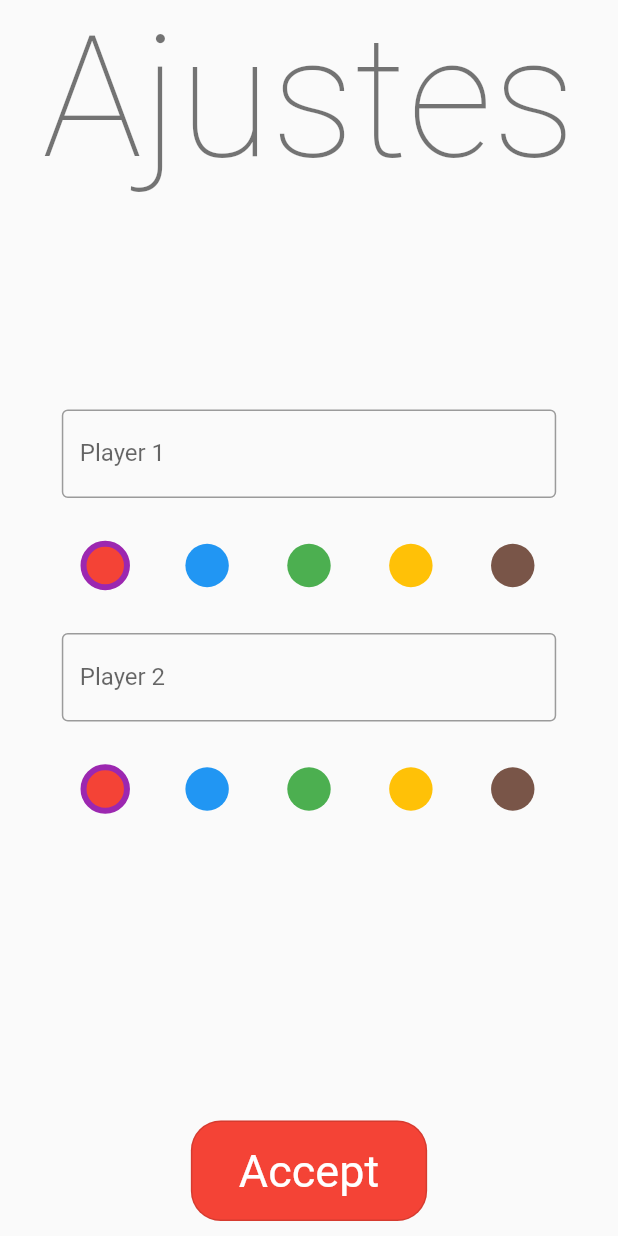
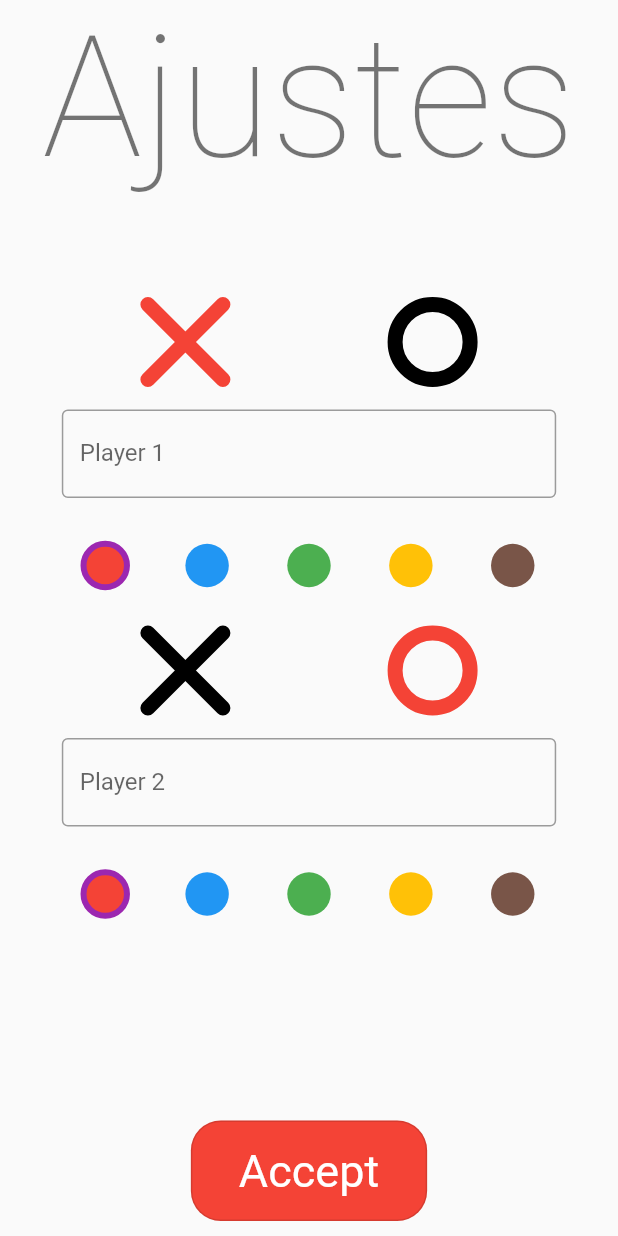
Before and after one commit to arcas0803/tic_tac_toe, a Flutter app: the screen it shows after launch, after a tap on "Accept", on a phone screen of 412 x 824 dp. Run offline on Flutter 3.47's test engine with Material 2 defaults, Android fonts, the phone set to English and light mode, and no system bars; our stand-ins replace auto_route, confetti, equatable, flutter_hooks, flutter_riverpod, freezed_annotation and 1 more.

Commit message:
Finish Congi Page First Step routing TODO 1. Adaptative UI 2. Finish Routing

```diff
--- a/lib/domain/entities/game_entity.dart
+++ b/lib/domain/entities/game_entity.dart
@@ -34,6 +34,10 @@ class GameEntity extends Equatable {
               currentPlayer:
                   PlayerEntity(name: 'Player 1', symbol: SymbolPlay.x))
         ];
+
+  GameEntity.withPlayers({required this.player1, required this.player2})
+      : id = const Uuid().v4(),
+        turns = [TurnEntity.initial(currentPlayer: player1)];
 
   /// Return null if there are not turns.
   TurnEntity get currentTurn => turns.last;
--- a/lib/main.dart
+++ b/lib/main.dart
@@ -10,5 +10,5 @@ Future<void> main() async {
 
   runApp(ProviderScope(overrides: [
     prefsProvider.overrideWithValue(sharedPreferences),
-  ], child: const App()));
+  ], child: App()));
 }
--- a/lib/presentation/app.dart
+++ b/lib/presentation/app.dart
@@ -1,18 +1,21 @@
 import 'package:flutter/material.dart';
-import 'package:tic_tac_toe/presentation/pages/config_page/config_page.dart';
+import 'package:tic_tac_toe/presentation/router/router.dart';
 
 class App extends StatelessWidget {
-  const App({Key? key}) : super(key: key);
+  App({Key? key}) : super(key: key);
+
+  final AppRouter _appRouter = AppRouter();
 
   @override
   Widget build(BuildContext context) {
-    return MaterialApp(
+    return MaterialApp.router(
       title: 'Tic Tac Toe',
       theme: ThemeData(
         primarySwatch: Colors.blue,
         visualDensity: VisualDensity.adaptivePlatformDensity,
       ),
-      home: const ConfigPage(),
+      routerDelegate: _appRouter.delegate(),
+      routeInformationParser: _appRouter.defaultRouteParser(),
     );
   }
 }
--- a/lib/presentation/pages/config_page/config_page.dart
+++ b/lib/presentation/pages/config_page/config_page.dart
@@ -1,8 +1,12 @@
 import 'package:flutter/material.dart';
 import 'package:flutter_riverpod/flutter_riverpod.dart';
+import 'package:tic_tac_toe/domain/entities/game_entity.dart';
+import 'package:tic_tac_toe/domain/entities/player_entity.dart';
 import 'package:tic_tac_toe/presentation/controllers/color_picker_controller.dart';
 import 'package:tic_tac_toe/presentation/controllers/player_controller.dart';
+import 'package:tic_tac_toe/presentation/controllers/symbol_picker_controller.dart';
 import 'package:tic_tac_toe/presentation/pages/config_page/widgets/color_picker_widget.dart';
+import 'package:tic_tac_toe/presentation/pages/config_page/widgets/symbol_picker_widget.dart';
 
 class ConfigPage extends StatelessWidget {
   const ConfigPage({Key? key}) : super(key: key);
@@ -27,6 +31,23 @@ class ConfigPage extends StatelessWidget {
                 mainAxisAlignment: MainAxisAlignment.center,
                 children: [
                   Consumer(
+                    builder: (context, ref, child) {
+                      final selected = ref.watch(symbolPickerControllerProvider
+                          .select((value) => value.player1Symbol));
+                      final color =
+                          ref.watch(colorPickerControllerProvider('player 1'));
+
+                      return SymbolPickerWidget(
+                        value: selected,
+                        color: color,
+                        onTap: ref
+                            .read(symbolPickerControllerProvider.notifier)
+                            .changePlayer1Symbol,
+                      );
+                    },
+                  ),
+                  const SizedBox(height: 20),
+                  Consumer(
                     builder: (context, ref, child) => TextFormField(
                       decoration: const InputDecoration(
                         labelText: 'Player 1',
@@ -39,7 +60,24 @@ class ConfigPage extends StatelessWidget {
                     ),
                   ),
                   const SizedBox(height: 20),
-                  const ColorPickerWidget(id: 'player1'),
+                  const ColorPickerWidget(id: 'player 1'),
+                  const SizedBox(height: 20),
+                  Consumer(
+                    builder: (context, ref, child) {
+                      final selected = ref.watch(symbolPickerControllerProvider
+                          .select((value) => value.player2Symbol));
+                      final color =
+                          ref.watch(colorPickerControllerProvider('player 2'));
+
+                      return SymbolPickerWidget(
+                        value: selected,
+                        color: color,
+                        onTap: ref
+                            .read(symbolPickerControllerProvider.notifier)
+                            .changePlayer2Symbol,
+                      );
+                    },
+                  ),
                   const SizedBox(height: 20),
                   Consumer(
                     builder: (context, ref, child) => TextFormField(
@@ -68,6 +106,11 @@ class ConfigPage extends StatelessWidget {
               child: Consumer(
                 builder: (context, ref, child) => OutlinedButton(
                   onPressed: () {
+                    final player1Symbol =
+                        ref.read(symbolPickerControllerProvider).player1Symbol;
+                    final player2Symbol =
+                        ref.read(symbolPickerControllerProvider).player2Symbol;
+
                     final player1Name = ref
                         .read(playerNameControllerProvider('player 1').notifier)
                         .state;
@@ -83,11 +126,17 @@ class ConfigPage extends StatelessWidget {
                         .read(
                             colorPickerControllerProvider('player 2').notifier)
                         .state;
-                    print(player1Name);
-                    print(player2Name);
-                    print(player1Color);
-                    print(player2Color);
-                    //final player1 = PlayerEntity(name: player1Name, symbol: symbol, color: player1Color);
+
+                    final player1 = PlayerEntity(
+                        name: player1Name.isEmpty ? 'Player 1' : player1Name,
+                        symbol: player1Symbol,
+                        color: player1Color);
+                    final player2 = PlayerEntity(
+                        name: player2Name.isEmpty ? 'Player 2' : player2Name,
+                        symbol: player2Symbol,
+                        color: player2Color);
+                    final game = GameEntity.withPlayers(
+                        player1: player1, player2: player2);
                   },
                   style: ButtonStyle(
                     shape: MaterialStateProperty.all(
--- /dev/null
+++ b/lib/presentation/pages/config_page/widgets/symbol_picker_widget.dart
@@ -0,0 +1,101 @@
+import 'package:flutter/material.dart';
+import 'package:flutter_riverpod/flutter_riverpod.dart';
+import 'package:tic_tac_toe/domain/entities/symbol_play.dart';
+
+class SymbolPickerWidget extends StatelessWidget {
+  final SymbolPlay _value;
+  final Color _color;
+  final void Function({required SymbolPlay symbolPlay}) _onTap;
+
+  const SymbolPickerWidget({
+    Key? key,
+    required SymbolPlay value,
+    required Color color,
+    required void Function({required SymbolPlay symbolPlay}) onTap,
+  })  : _value = value,
+        _color = color,
+        _onTap = onTap,
+        super(key: key);
+
+  @override
+  Widget build(BuildContext context) {
+    return Consumer(builder: (context, ref, child) {
+      return Row(
+        children: [
+          Expanded(
+            child: Center(
+              child: GestureDetector(
+                onTap: () => _onTap(symbolPlay: SymbolPlay.x),
+                child: CustomPaint(
+                  painter: CrossPainter(
+                      color: _value == SymbolPlay.x ? _color : Colors.black),
+                  child: const SizedBox(height: 50, width: 50),
+                ),
+              ),
+            ),
+          ),
+          Expanded(
+            child: Center(
+              child: GestureDetector(
+                onTap: () => _onTap(symbolPlay: SymbolPlay.o),
+                child: CustomPaint(
+                  painter: CirclePainter(
+                      color: _value == SymbolPlay.o ? _color : Colors.black),
+                  child: const SizedBox(height: 50, width: 50),
+                ),
+              ),
+            ),
+          ),
+        ],
+      );
+    });
+  }
+}
+
+class CrossPainter extends CustomPainter {
+  final Color _color;
+
+  CrossPainter({required Color color}) : _color = color;
+
+  @override
+  void paint(Canvas canvas, Size size) {
+    final paint = Paint()
+      ..color = _color
+      ..style = PaintingStyle.stroke
+      ..strokeWidth = 10.0
+      ..strokeCap = StrokeCap.round;
+
+    canvas.drawLine(const Offset(0, 0), Offset(size.width, size.height), paint);
+    canvas.drawLine(Offset(0, size.height), Offset(size.width, 0), paint);
+  }
+
+  @override
+  bool shouldRepaint(covariant CustomPainter oldDelegate) {
+    return true;
+  }
+}
+
+class CirclePainter extends CustomPainter {
+  final Color _color;
+
+  CirclePainter({
+    required Color color,
+  }) : _color = color;
+
+  @override
+  void paint(Canvas canvas, Size size) {
+    final paint = Paint()
+      ..color = _color
+      ..style = PaintingStyle.stroke
+      ..strokeWidth = 10
+      ..strokeCap = StrokeCap.round;
+
+    canvas.drawCircle(
+        Offset(size.width / 2, size.height / 2), size.width / 2, paint);
+  }
+
+  @override
+  bool shouldRepaint(covariant CustomPainter oldDelegate) {
+    return true;
+  }
+}
```
Also changed, not shown: lib/presentation/controllers/symbol_picker_controller.dart (added, +57 -0 lines), lib/presentation/router/router.dart (added, +15 -0 lines), lib/presentation/router/router.gr.dart (added), 1 other file.
